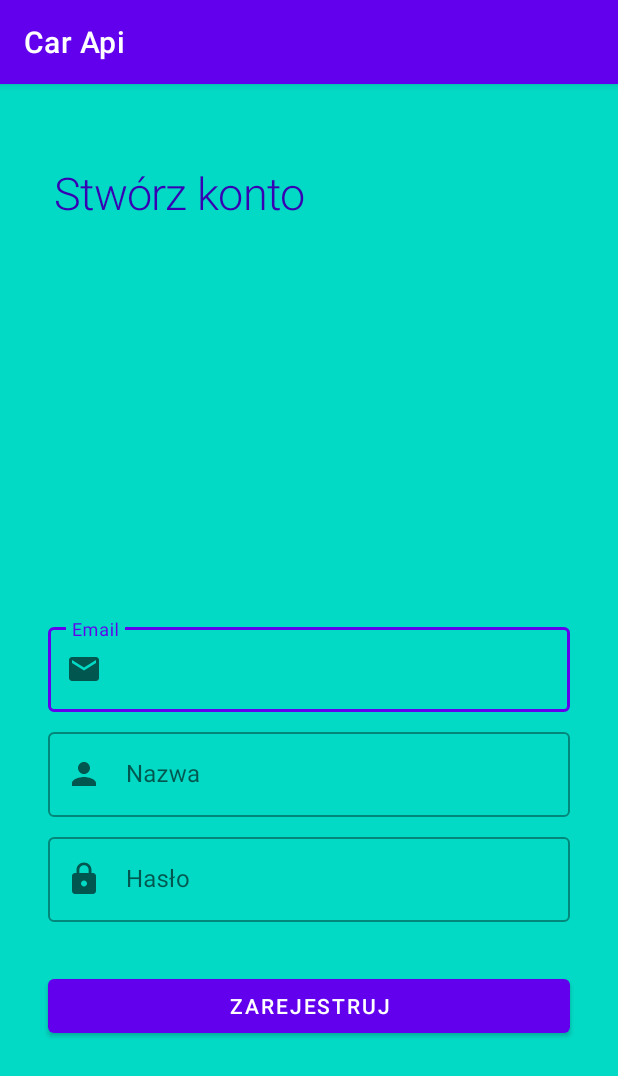
After one commit to kamilaudiotour/Car_Api, an Android app: the fragment RegisterFragment shown on its own in the app's theme, on a phone screen of 412 x 824 dp. The commit adds this screen. Shown: the top 1076 px of the screen. Run offline under Robolectric (Android 15) with nearby library versions, the phone set to English and light mode, and no system bars; our stand-ins replace data binding; network calls fail; 2 statements that could not run were skipped.

Commit message:
working login

```diff
--- a/app/src/main/java/com/example/carapi/repository/car/CarRepositoryImpl.kt
+++ b/app/src/main/java/com/example/carapi/repository/car/CarRepositoryImpl.kt
@@ -3,9 +3,9 @@ package com.example.carapi.repository.car
 import androidx.paging.Pager
 import androidx.paging.PagingConfig
 import androidx.paging.liveData
-import com.example.carapi.paging.CarPagingSource
 import com.example.carapi.api.CarsApi
 import com.example.carapi.models.Car
+import com.example.carapi.paging.CarPagingSource
 import retrofit2.Response
 import javax.inject.Inject
 
--- a/app/src/main/java/com/example/carapi/ui/car/fragments/CarMakesFragment.kt
+++ b/app/src/main/java/com/example/carapi/ui/car/fragments/CarMakesFragment.kt
@@ -14,6 +14,7 @@ import com.example.carapi.adapter.CarMakeClickListener
 import com.example.carapi.adapter.CarMakesListAdapter
 import com.example.carapi.databinding.FragmentCarMakesBinding
 import com.example.carapi.ui.car.CarViewModel
+import com.example.carapi.ui.login.LoginViewModel
 import com.example.carapi.util.Resource
 import dagger.hilt.android.AndroidEntryPoint
 
@@ -23,6 +24,7 @@ class CarMakesFragment : Fragment(R.layout.fragment_car_makes) {
     private lateinit var binding: FragmentCarMakesBinding
     private lateinit var carMakesAdapter: CarMakesListAdapter
     private val viewModel by activityViewModels<CarViewModel>()
+    private val loginViewModel by activityViewModels<LoginViewModel>()
 
     private val TAG = "CAR MODELS FRAGMENT"
 
@@ -31,6 +33,11 @@ class CarMakesFragment : Fragment(R.layout.fragment_car_makes) {
         savedInstanceState: Bundle?
     ): View {
         binding = FragmentCarMakesBinding.inflate(inflater, container, false)
+
+        binding.logoutBtn.setOnClickListener{
+            loginViewModel.logout()
+            findNavController().navigate(R.id.action_carFragment_to_loginFragment)
+        }
 
         loadingCarMakesData()
         setupCarMakesRecyclerView()
--- a/app/src/main/java/com/example/carapi/ui/login/LoginViewModel.kt
+++ b/app/src/main/java/com/example/carapi/ui/login/LoginViewModel.kt
@@ -15,8 +15,8 @@ import javax.inject.Inject
 class LoginViewModel @Inject constructor(private val loginRepository: LoginRepository) :
     ViewModel() {
 
-     val login = MutableLiveData<Resource<FirebaseUser>?>(null)
-     val register = MutableLiveData<Resource<FirebaseUser>?>(null)
+    val login = MutableLiveData<Resource<FirebaseUser>?>(null)
+    val register = MutableLiveData<Resource<FirebaseUser>?>(null)
 
     val currentUser: FirebaseUser?
         get() = loginRepository.currentUser
@@ -41,6 +41,9 @@ class LoginViewModel @Inject constructor(private val loginRepository: LoginRepos
         register.value = result
     }
 
-    fun logout() = loginRepository.logout()
-
+    fun logout() {
+        loginRepository.logout()
+        login.value = null
+        register.value = null
+    }
 }
--- a/app/src/main/java/com/example/carapi/ui/login/fragments/LoginFragment.kt
+++ b/app/src/main/java/com/example/carapi/ui/login/fragments/LoginFragment.kt
@@ -39,6 +39,7 @@ class LoginFragment : Fragment(R.layout.fragment_login) {
                 viewModel.login(email, password)
             }
         }
+
         viewModel.login.observe(viewLifecycleOwner) {
             when (it) {
                 is Resource.Success -> {
--- /dev/null
+++ b/app/src/main/java/com/example/carapi/ui/login/fragments/RegisterFragment.kt
@@ -0,0 +1,53 @@
+package com.example.carapi.ui.login.fragments
+
+import android.os.Bundle
+import android.view.LayoutInflater
+import android.view.View
+import android.view.ViewGroup
+import androidx.fragment.app.Fragment
+import androidx.fragment.app.activityViewModels
+import com.example.carapi.R
+import com.example.carapi.databinding.FragmentRegisterBinding
+import com.example.carapi.ui.login.LoginViewModel
+import com.example.carapi.util.Resource
+
+class RegisterFragment : Fragment(R.layout.fragment_register) {
+
+    private lateinit var binding: FragmentRegisterBinding
+    private val viewModel by activityViewModels<LoginViewModel>()
+
+    override fun onCreateView(
+        inflater: LayoutInflater,
+        container: ViewGroup?,
+        savedInstanceState: Bundle?
+    ): View {
+
+        binding = FragmentRegisterBinding.inflate(inflater, container, false)
+
+        binding.apply {
+            registerBtn.setOnClickListener {
+                val email: String = emailEt.text.toString()
+                val name: String = nameEt.text.toString()
+                val password: String = passwordEt.text.toString()
+                viewModel.register(email, name, password)
+            }
+        }
+
+        viewModel.register.observe(viewLifecycleOwner) {
+            when (it) {
+                is Resource.Success -> {
+
+                }
+                is Resource.Error -> {
+
+                }
+                is Resource.Loading -> {
+
+                }
+                else -> {}
+            }
+        }
+
+        return binding.root
+    }
+}
--- /dev/null
+++ b/app/src/main/res/drawable/ic_name.xml
@@ -0,0 +1,5 @@
+<vector android:height="24dp" android:tint="#FF4E00"
+    android:viewportHeight="24" android:viewportWidth="24"
+    android:width="24dp" xmlns:android="http://schemas.android.com/apk/res/android">
+    <path android:fillColor="@android:color/white" android:pathData="M12,12c2.21,0 4,-1.79 4,-4s-1.79,-4 -4,-4 -4,1.79 -4,4 1.79,4 4,4zM12,14c-2.67,0 -8,1.34 -8,4v2h16v-2c0,-2.66 -5.33,-4 -8,-4z"/>
+</vector>
--- a/app/src/main/res/layout/activity_main.xml
+++ b/app/src/main/res/layout/activity_main.xml
@@ -7,14 +7,12 @@
     tools:context=".MainActivity">
 
 
-
     <androidx.fragment.app.FragmentContainerView
+        android:id="@+id/nav_host_fragment"
+        android:name="androidx.navigation.fragment.NavHostFragment"
         android:layout_width="match_parent"
         android:layout_height="match_parent"
-        android:id="@+id/nav_host_fragment"
-        android:name="androidx.navigation.fragment.NavHostFragment"
         app:defaultNavHost="true"
-        app:navGraph="@navigation/nav_graph"
-        />
+        app:navGraph="@navigation/nav_graph" />
 
 </androidx.constraintlayout.widget.ConstraintLayout>
--- a/app/src/main/res/layout/fragment_car_makes.xml
+++ b/app/src/main/res/layout/fragment_car_makes.xml
@@ -12,6 +12,16 @@
         android:layout_height="match_parent"
         tools:context=".ui.car.fragments.CarMakesFragment">
 
+        <Button
+            android:id="@+id/logout_btn"
+            android:layout_width="wrap_content"
+            android:layout_height="wrap_content"
+            android:text="Wyloguj sie"
+
+            app:layout_constraintTop_toTopOf="parent"
+            app:layout_constraintEnd_toEndOf="parent"
+            app:layout_constraintStart_toStartOf="parent" />
+
         <TextView
             android:id="@+id/choose_tv"
             android:layout_width="match_parent"
@@ -19,7 +29,8 @@
             android:text="@string/choose_your_car_make"
             app:layout_constraintEnd_toEndOf="parent"
             app:layout_constraintStart_toStartOf="parent"
-            app:layout_constraintTop_toTopOf="parent"
+            app:layout_constraintTop_toBottomOf="@id/logout_btn"
+
             android:layout_marginVertical="6dp"
             android:layout_marginHorizontal="12dp"
             android:textStyle="bold"
--- /dev/null
+++ b/app/src/main/res/layout/fragment_register.xml
@@ -0,0 +1,104 @@
+<?xml version="1.0" encoding="utf-8"?>
+<layout xmlns:android="http://schemas.android.com/apk/res/android"
+    xmlns:app="http://schemas.android.com/apk/res-auto">
+
+    <androidx.constraintlayout.widget.ConstraintLayout
+        android:layout_width="match_parent"
+        android:layout_height="match_parent"
+        android:background="@color/teal_200">
+
+        <TextView
+            android:id="@+id/textView"
+            style="@style/TextAppearance.MaterialComponents.Headline1"
+            android:layout_width="wrap_content"
+            android:layout_height="wrap_content"
+            android:layout_marginTop="52dp"
+            android:text="@string/register_tv"
+            android:textColor="@color/purple_700"
+            android:textSize="30sp"
+            app:layout_constraintEnd_toEndOf="parent"
+            app:layout_constraintHorizontal_bias="0.148"
+            app:layout_constraintStart_toStartOf="parent"
+            app:layout_constraintTop_toTopOf="parent" />
+
+        <com.google.android.material.textfield.TextInputLayout
+            android:id="@+id/email_et_layout"
+            style="@style/Widget.MaterialComponents.TextInputLayout.OutlinedBox"
+            android:layout_width="match_parent"
+            android:layout_height="wrap_content"
+            android:layout_marginStart="32dp"
+            android:layout_marginTop="264dp"
+            android:layout_marginEnd="32dp"
+            android:hint="@string/email_hint"
+            app:layout_constraintEnd_toEndOf="parent"
+            app:layout_constraintStart_toStartOf="parent"
+            app:layout_constraintTop_toBottomOf="@+id/textView"
+            app:startIconDrawable="@drawable/ic_email">
+
+            <com.google.android.material.textfield.TextInputEditText
+                android:id="@+id/email_et"
+                android:layout_width="match_parent"
+                android:layout_height="wrap_content" />
+
+
+        </com.google.android.material.textfield.TextInputLayout>
+
+        <com.google.android.material.textfield.TextInputLayout
+            android:id="@+id/name_et_layout"
+            style="@style/Widget.MaterialComponents.TextInputLayout.OutlinedBox"
+            android:layout_width="match_parent"
+            android:layout_height="wrap_content"
+            android:layout_marginStart="32dp"
+            android:layout_marginEnd="32dp"
+            android:layout_marginTop="8dp"
+            android:hint="@string/name_hint"
+            app:layout_constraintEnd_toEndOf="parent"
+            app:layout_constraintStart_toStartOf="parent"
+            app:layout_constraintTop_toBottomOf="@id/email_et_layout"
+            app:startIconDrawable="@drawable/ic_name">
+
+        <com.google.android.material.textfield.TextInputEditText
+            android:id="@+id/name_et"
+            android:layout_width="match_parent"
+            android:layout_height="wrap_content" />
+        </com.google.android.material.textfield.TextInputLayout>
+
+
+        <com.google.android.material.textfield.TextInputLayout
+            android:id="@+id/password_et_layout"
+            style="@style/Widget.MaterialComponents.TextInputLayout.OutlinedBox"
+            android:layout_width="match_parent"
+            android:layout_height="wrap_content"
+            android:layout_marginStart="32dp"
+            android:layout_marginTop="8dp"
+            android:layout_marginEnd="32dp"
+            android:hint="@string/password_hint"
+            app:layout_constraintEnd_toEndOf="parent"
+            app:layout_constraintStart_toStartOf="parent"
+            app:layout_constraintTop_toBottomOf="@+id/name_et_layout"
+            app:startIconDrawable="@drawable/ic_password">
+
+            <com.google.android.material.textfield.TextInputEditText
+                android:id="@+id/password_et"
+                android:layout_width="match_parent"
+                android:layout_height="wrap_content" />
+
+        </com.google.android.material.textfield.TextInputLayout>
+
+        <Button
+            android:id="@+id/register_btn"
+            android:layout_width="match_parent"
+            android:layout_height="wrap_content"
+            android:layout_marginStart="32dp"
+            android:layout_marginTop="32dp"
+            android:layout_marginEnd="32dp"
+            android:text="@string/register_btn"
+            app:layout_constraintEnd_toEndOf="parent"
+            app:layout_constraintStart_toStartOf="parent"
+            app:layout_constraintTop_toBottomOf="@+id/password_et_layout" />
+
+
+
+
+    </androidx.constraintlayout.widget.ConstraintLayout>
+</layout>
--- a/app/src/main/res/navigation/nav_graph.xml
+++ b/app/src/main/res/navigation/nav_graph.xml
@@ -13,6 +13,9 @@
         <action
             android:id="@+id/action_carFragment_to_carModelsFragment"
             app:destination="@id/carModelsFragment" />
+        <action
+            android:id="@+id/action_carFragment_to_loginFragment"
+            app:destination="@id/loginFragment" />
     </fragment>
     <fragment
         android:id="@+id/carModelsFragment"
--- a/app/src/main/res/values/strings.xml
+++ b/app/src/main/res/values/strings.xml
@@ -13,4 +13,7 @@
     <string name="continue_login_tv">Zaloguj się,\nby kontynuować</string>
     <string name="email_hint">Email</string>
     <string name="forgot_password_tv">Zapomniałeś hasła?</string>
+    <string name="register_btn">Zarejestruj</string>
+    <string name="name_hint">Nazwa</string>
+    <string name="register_tv">Stwórz konto</string>
 </resources>
```
